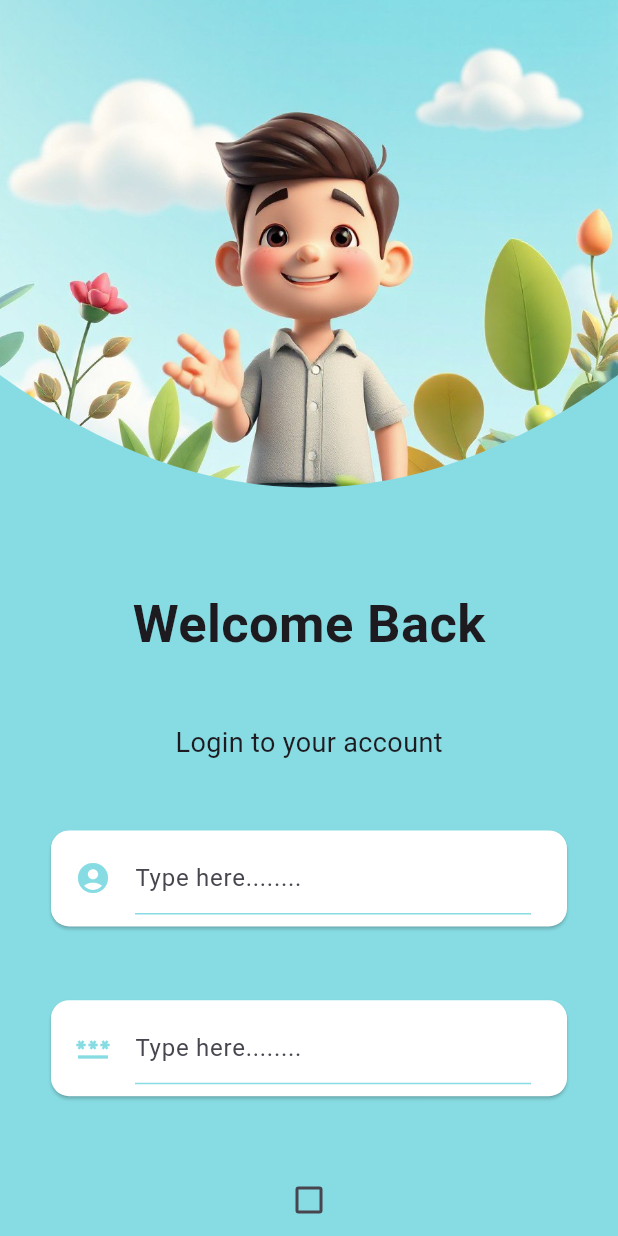
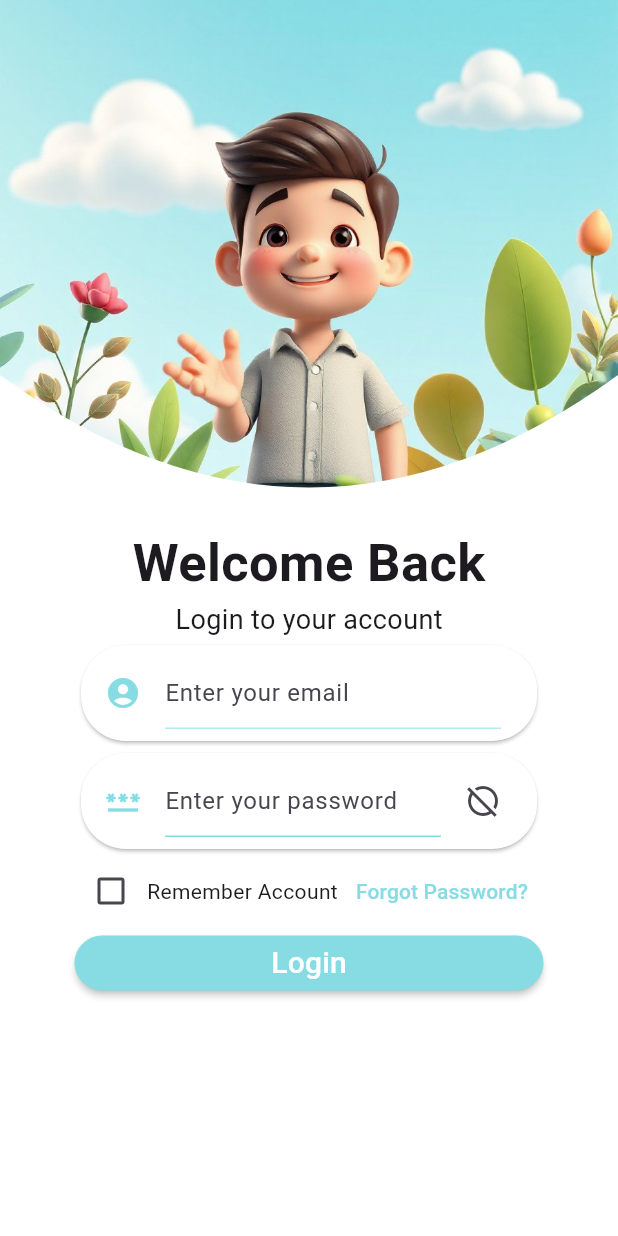
Before and after one commit to DG1923/To-Do-List, a Flutter app: the LoginScreen screen opened directly, on a phone screen of 412 x 824 dp. Run offline on Flutter 3.47's test engine with Material 3 defaults, Android fonts, the phone set to English and light mode, and no system bars; our stand-ins replace firebase_core, flutter_slidable; accounts and stored records are empty.

Commit message:
update UI login v2

```diff
--- a/lib/constants.dart
+++ b/lib/constants.dart
@@ -4,6 +4,7 @@ import 'package:flutter/painting.dart';
 const kTextStyle = TextStyle(
   fontFamily:"Roboto",
 );
+const kSecondColor = Color(0xFF9AA641);
 const kPrimaryColor = Color(0xFF87dce3);
 const kTextFieldDecoration = InputDecoration(
   hintText: "Type here........",
@@ -14,5 +15,6 @@ const kTextFieldDecoration = InputDecoration(
   ),
   focusedBorder: UnderlineInputBorder(
     borderSide: BorderSide(color: kPrimaryColor),
-  )
+  ),
+  focusColor: kPrimaryColor,
 );
--- a/lib/main.dart
+++ b/lib/main.dart
@@ -17,7 +17,7 @@ class MainApp extends StatelessWidget {
         return Taskdata();
       },
       child: MaterialApp(
-        home:LoginScreen (),
+        home:TasksScreen (),
       ),
     );
   }
--- a/lib/screen/loginUI.dart
+++ b/lib/screen/loginUI.dart
@@ -9,13 +9,15 @@ class LoginScreen extends StatefulWidget {
 }
 
 class _LoginScreenState extends State<LoginScreen> {
+  bool hidePassword = false;
+  bool rememberAccount = false;
   @override
   Widget build(BuildContext context) {
-    return Scaffold(
-      backgroundColor: kPrimaryColor,
-      body: Column(
-        mainAxisAlignment: MainAxisAlignment.spaceBetween,
-          children: [
+    return SafeArea(
+      child: Scaffold(
+        resizeToAvoidBottomInset: false,
+        backgroundColor: Colors.white,
+        body: Column(children: [
           SizedBox(
             height: 350,
             width: double.infinity,
@@ -27,6 +29,10 @@ class _LoginScreenState extends State<LoginScreen> {
               ),
             ),
           ),
+          Expanded(child: Padding(
+            padding: const EdgeInsets.symmetric(horizontal: 50,vertical: 0),
+            child: Column(
+              children: [
                 Text(
                   "Welcome Back",
                   style: kTextStyle.copyWith(
@@ -39,41 +45,123 @@ class _LoginScreenState extends State<LoginScreen> {
                   style: kTextStyle.copyWith(
                     fontSize: 18,
                   ),
-
                 ),
-        Padding(
-          padding: EdgeInsets.symmetric(vertical: 0, horizontal: 30),
-          child: Card(
+                Card(
+                  shape: RoundedRectangleBorder(
+                      borderRadius: BorderRadius.circular(30),
+                      side:const BorderSide(
+                        width: 10,
+                        color: Colors.white38,
+                      )),
                   color: Colors.white,
                   child: ListTile(
-              leading: Icon(
+                    leading:const Icon(
                       Icons.account_circle,
                       color: kPrimaryColor,
                     ),
                     title: TextField(
-                decoration: kTextFieldDecoration,
+                      decoration:
+                      kTextFieldDecoration.copyWith(hintText: "Enter your email"),
                     ),
                   ),
                 ),
+                Card(
+                  color: Colors.white,
+                  shape: const RoundedRectangleBorder(
+                      borderRadius: BorderRadius.all(Radius.circular(30)),
+                      side: BorderSide(
+                        color: Colors.white38,
+                        width: 2,
+                      )),
+                  child: ListTile(
+                    trailing: GestureDetector(
+                      onTap: () {
+                        setState(() {
+                          if (hidePassword == true) {
+                            hidePassword = false;
+                          } else {
+                            hidePassword = true;
+                          }
+                          print("State: ${hidePassword}");
+                        });
+                      },
+                      child: Icon(
+                        hidePassword
+                            ? Icons.remove_red_eye_outlined
+                            : Icons.hide_source_outlined,
                       ),
-        Padding(
-          padding: EdgeInsets.symmetric(vertical: 0, horizontal: 30),
-          child: Card(
-            color: Colors.white,
-            child: ListTile(
+                    ),
                     leading: Icon(
                       Icons.password,
                       color: kPrimaryColor,
                     ),
                     title: TextField(
-                obscureText: true,
-                decoration: kTextFieldDecoration,
+                      obscureText: hidePassword ? true : false,
+                      decoration: kTextFieldDecoration.copyWith(
+                          hintText: "Enter your password"),
                     ),
                   ),
                 ),
+                Row(
+                  mainAxisAlignment: MainAxisAlignment.spaceAround,
+                  children: [
+                    GestureDetector(
+                      onTap: () {
+                        setState(() {
+                          rememberAccount = !rememberAccount;
+                        });
+                      },
+                      child: Row(
+                        children: [
+                          Checkbox(
+                              value: rememberAccount,
+                              onChanged: (value) {
+                                setState(() {
+                                  rememberAccount = value!;
+                                });
+                              }),
+                          Text("Remember Account"),
+                        ],
                       ),
-        Checkbox(value: false, onChanged: (value) {})
+                    ),
+                    TextButton(
+                      onPressed: () {},
+                      child: Text(
+                        "Forgot Password?",
+                        style: kTextStyle.copyWith(
+                          fontSize: 14,
+                          color: kPrimaryColor,
+                        ),
+                      ),
+                    ),
+                  ],
+                ),
+                SizedBox(
+                  width: double.infinity,
+                  child: MaterialButton(
+                    minWidth: 200,
+                    color: kPrimaryColor,
+                    splashColor: kPrimaryColor.withOpacity(0.8),
+                    shape: RoundedRectangleBorder(
+                      borderRadius: BorderRadius.circular(30),
+                      side: BorderSide(
+                        width: 0,
+                        color: kPrimaryColor,
+                      )
+                    ),
+                    onPressed: () {  },
+                    child: Text("Login",
+                    style: kTextStyle.copyWith(
+                      fontSize: 20,
+                      color: Colors.white,
+                    ),),
+                  )
+                )
+              ],
+            ),
+          ))
         ]),
+      ),
     );
   }
 }
--- a/pubspec.yaml
+++ b/pubspec.yaml
@@ -16,6 +16,9 @@ dev_dependencies:
   flutter_lints: ^3.0.0
   provider: ^6.1.2
   flutter_slidable: ^3.1.1
+  firebase_core: ^3.7.0
+  firebase_auth: ^5.3.2
+  cloud_firestore: ^5.4.5
 
 flutter:
   uses-material-design: true
```
Also changed, not shown: firebase.json (added), lib/firebase_options.dart (added), pubspec.lock, 6 other files. Lines whose indentation alone changed are shown as unchanged.
